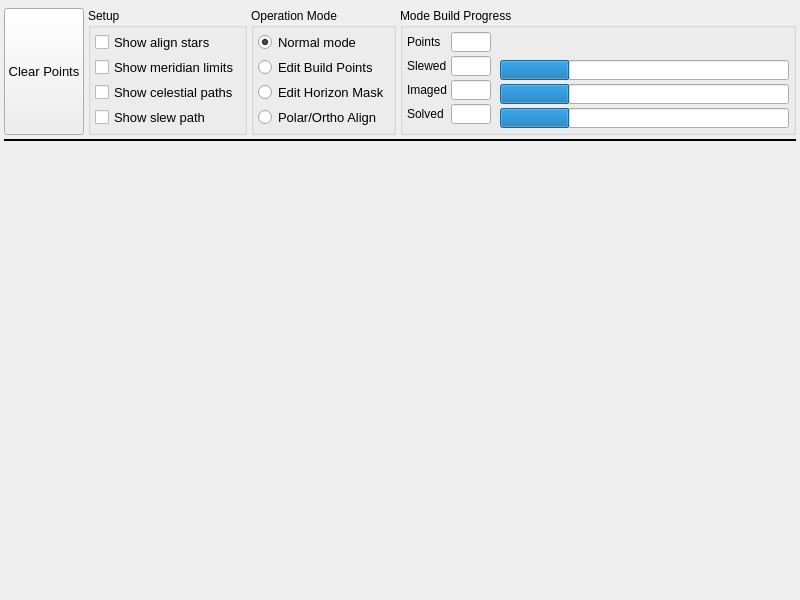
Qt form mw4/gui/widgets/hemisphere.ui (mworion/MountWizzard4) before a commit.
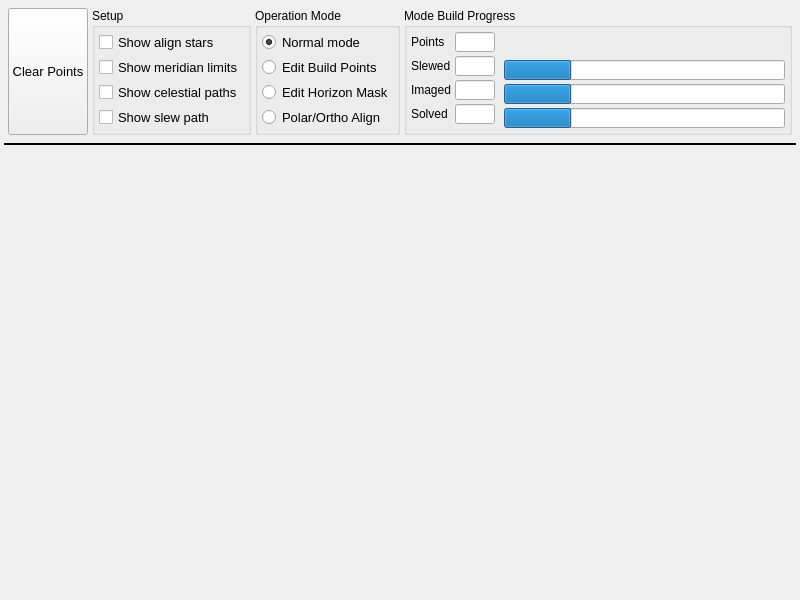
The same form after that commit.

```diff
--- a/mw4/gui/widgets/hemisphere.ui
+++ b/mw4/gui/widgets/hemisphere.ui
@@ -69,9 +69,18 @@
      <property name="spacing">
       <number>4</number>
      </property>
+     <property name="leftMargin">
+      <number>4</number>
+     </property>
      <property name="topMargin">
       <number>4</number>
      </property>
+     <property name="rightMargin">
+      <number>4</number>
+     </property>
+     <property name="bottomMargin">
+      <number>4</number>
+     </property>
      <item>
       <widget class="QPushButton" name="clearBuildP">
        <property name="sizePolicy">
```
